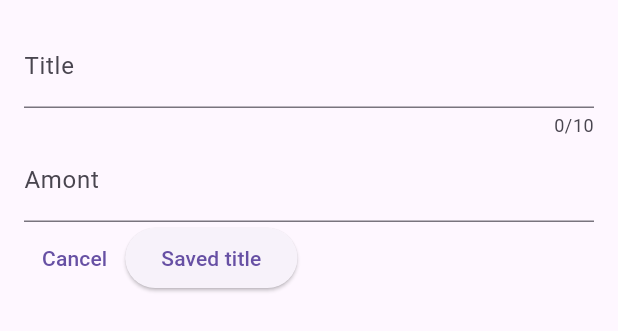
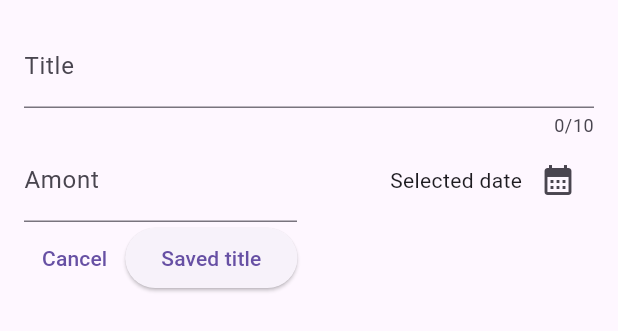
Before and after one commit to IvanRobak/expense_tracker, a Flutter app: the NewExpense widget shown alone on an empty page, opened directly, on a phone screen of 412 x 824 dp. Shown: the top 331 px of the screen. Run offline on Flutter 3.47's test engine with Material 3 defaults, Android fonts, the phone set to English and light mode, and no system bars.

Commit message:
date picker

```diff
--- a/lib/widget/new_expense.dart
+++ b/lib/widget/new_expense.dart
@@ -1,4 +1,6 @@
+import 'package:flutter/cupertino.dart';
 import 'package:flutter/material.dart';
+import 'package:flutter/widgets.dart';
 
 class NewExpense extends StatefulWidget {
   const NewExpense({super.key});
@@ -10,6 +12,12 @@ class NewExpense extends StatefulWidget {
 class _NewExpenseState extends State<NewExpense> {
   final _titleController = TextEditingController();
   final _amountController = TextEditingController();
+
+  void _presentDatePicker() {
+    final now = DateTime.now();
+    final firstDate = DateTime(now.year - 1, now.month, now.day);
+    showDatePicker(context: context, firstDate: firstDate, lastDate: now);
+  }
 
   @override
   void dispose() {
@@ -29,13 +37,33 @@ class _NewExpenseState extends State<NewExpense> {
             maxLength: 10,
             decoration: const InputDecoration(label: Text('Title')),
           ),
-          TextField(
+          Row(
+            children: [
+              Expanded(
+                child: TextField(
                   controller: _amountController,
                   keyboardType: TextInputType.number,
                   decoration: const InputDecoration(
                     label: Text('Amont'),
                     prefixText: '\$',
                   ),
+                ),
+              ),
+              const SizedBox(width: 16),
+              Expanded(
+                child: Row(
+                  mainAxisAlignment: MainAxisAlignment.end,
+                  crossAxisAlignment: CrossAxisAlignment.center,
+                  children: [
+                    const Text('Selected date'),
+                    IconButton(
+                      onPressed: _presentDatePicker,
+                      icon: const Icon(Icons.calendar_month),
+                    ),
+                  ],
+                ),
+              )
+            ],
           ),
           Row(
             children: [
```
Lines whose indentation alone changed are shown as unchanged.
